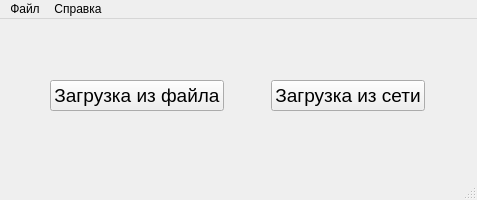
Before: the Qt Designer form src/UI/mainwindow.ui in KorzikAlex/Satellites, drawn with Qt 5.
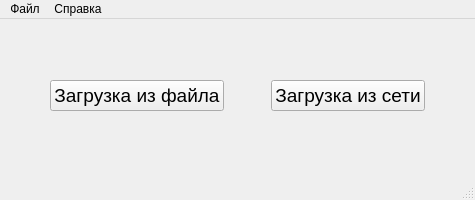
After: the same form once the commit is applied. Icons and pictures are not drawn.

Diff of the .ui file:
```diff
--- a/src/UI/mainwindow.ui
+++ b/src/UI/mainwindow.ui
@@ -9,7 +9,7 @@
    <rect>
     <x>0</x>
     <y>0</y>
-    <width>477</width>
+    <width>475</width>
     <height>200</height>
    </rect>
   </property>
@@ -163,7 +163,7 @@
     <rect>
      <x>0</x>
      <y>0</y>
-     <width>477</width>
+     <width>475</width>
      <height>25</height>
     </rect>
    </property>
```
Left out of the diff: 9 changed lines with no effect on the pictures.
